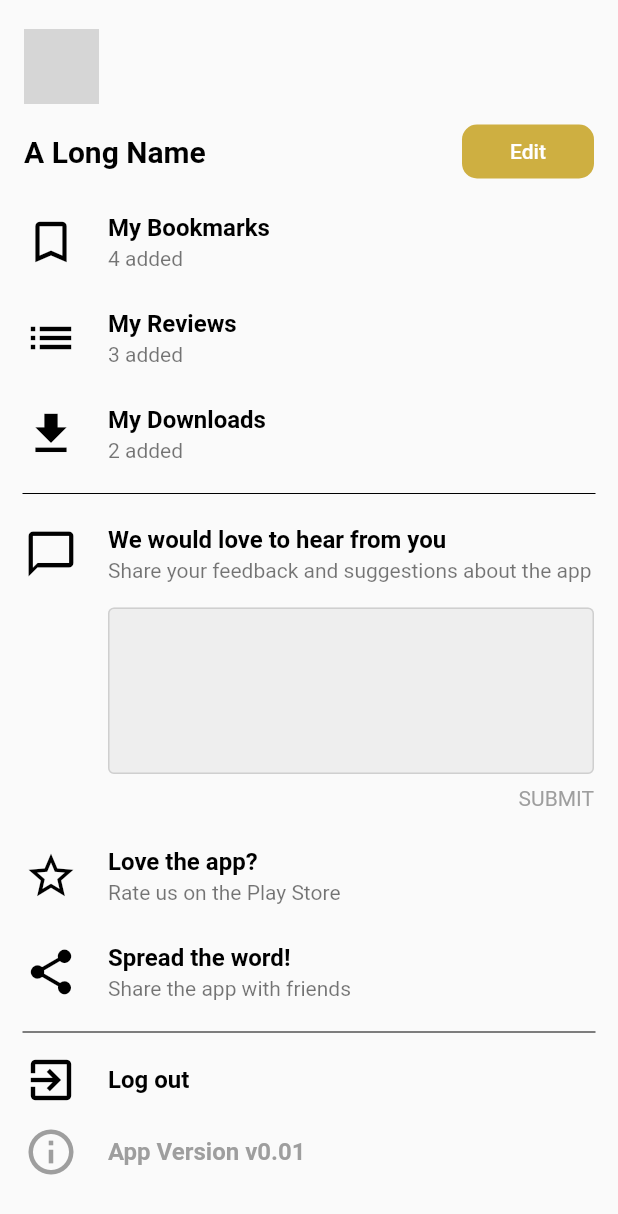
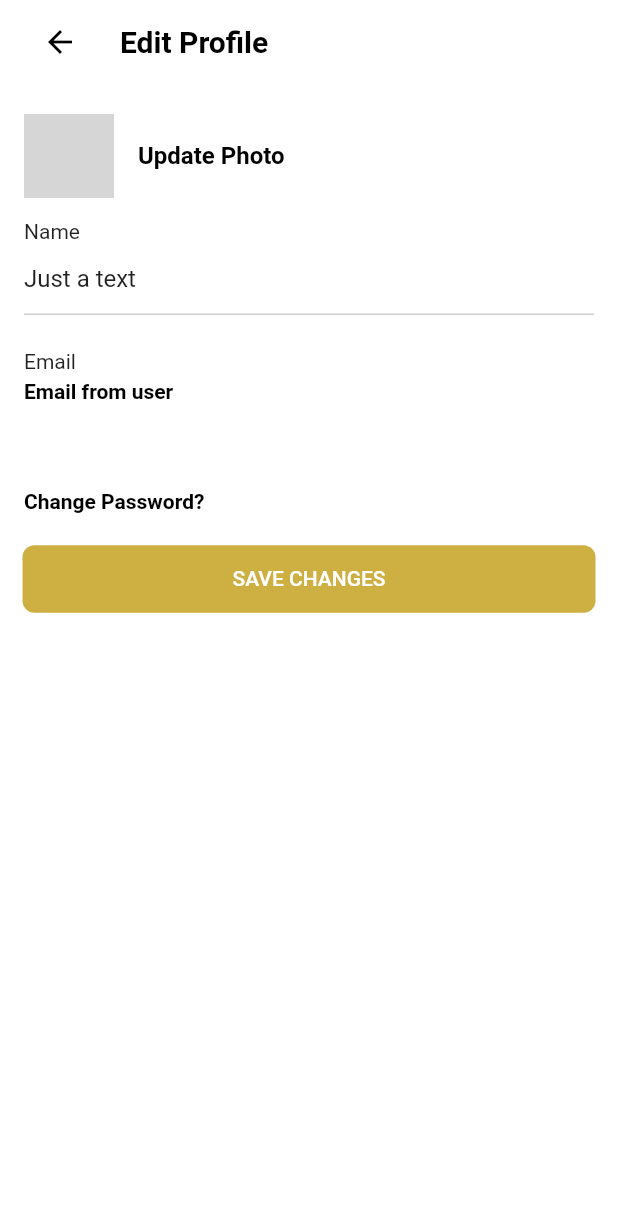
Before and after one commit to Vignesh0404/Monuments-app, a Flutter app: the Profile screen opened directly, after a tap on "Edit", on a phone screen of 412 x 824 dp. Shown: the top 1214 px of the screen. Run offline on Flutter 3.47's test engine with Material 2 defaults, Android fonts, the phone set to English and light mode, and no system bars; our stand-ins replace flutter_icons; network calls fail; Roboto replaces fonts that are missing (OpenSans); grey boxes are pictures that could not be loaded.

Commit message:
Edit Profile page added

```diff
--- a/lib/screens/Profile.dart
+++ b/lib/screens/Profile.dart
@@ -1,5 +1,6 @@
 import 'package:flutter/material.dart';
 import 'package:travelapp/screens/styles.dart';
+import 'package:travelapp/screens/editprofile.dart';
 
 class Profile extends StatefulWidget {
   Profile({Key key}) : super(key: key);
@@ -41,6 +42,9 @@ class _ProfileState extends State<Profile> {
                         borderRadius: BorderRadius.circular(10.0)),
                     onPressed: () {
                       print('Edit Profile clicked');
+                      Navigator.of(context).push(new MaterialPageRoute(
+                                  builder: (BuildContext context) =>
+                                      EditProfile()));
                     },
                     child: Text(
                       'Edit',
--- /dev/null
+++ b/lib/screens/editprofile.dart
@@ -0,0 +1,119 @@
+import 'package:flutter/material.dart';
+import 'package:travelapp/screens/styles.dart';
+
+class EditProfile extends StatefulWidget {
+  EditProfile({Key key}) : super(key: key);
+
+  @override
+  _EditProfileState createState() => _EditProfileState();
+}
+
+class _EditProfileState extends State<EditProfile> {
+  bool _showSaveChanges = true;
+  bool _emailpass = true;
+  final TextEditingController _loginName =
+      TextEditingController(text: ("Just a text"));
+  String oldLoginName = "Just a text";
+  @override
+  Widget build(BuildContext context) {
+    return SafeArea(
+        child: Scaffold(
+            backgroundColor: Colors.white,
+            body: ListView(children: <Widget>[
+              ListTile(
+                leading: IconButton(
+                  // padding: EdgeInsets.all(-1),
+                  icon: Icon(Icons.arrow_back),
+                  color: Colors.black,
+                  onPressed: () {
+                    Navigator.of(context).pop();
+                  },
+                ),
+                title: Text('Edit Profile', style: largeTitleFontStyle),
+              ),
+              Container(height: 20),
+              ListTile(
+                  leading: CircleAvatar(
+                    radius: 30.0,
+                    backgroundImage:
+                        NetworkImage('https://via.placeholder.com/150'),
+                    backgroundColor: Colors.transparent,
+                  ),
+                  title: Text(
+                    'Update Photo',
+                    style: titleFontStyle,
+                  )),
+              Container(
+                height: 10,
+              ),
+              ListTile(
+                title: Text('Name', style: subtitleFontStyle),
+                subtitle: TextField(
+                  cursorColor: Colors.black,
+                  decoration: InputDecoration(
+                      enabledBorder: UnderlineInputBorder(
+                          borderSide: BorderSide(
+                        color: Color(0xFFCFCFCF),
+                      )),
+                      focusedBorder: UnderlineInputBorder(
+                          borderSide:
+                              BorderSide(color: Colors.grey, width: 2))),
+                  controller: _loginName,
+                  onChanged: (text) {
+                    setState(() {
+                      if (_loginName.text == oldLoginName)
+                        _showSaveChanges = false;
+                      else
+                        _showSaveChanges = true;
+                      if (_loginName.text == '') _showSaveChanges = false;
+                    });
+                  },
+                ),
+              ),
+              ListTile(
+                title: Text(
+                  'Email',
+                  style: subtitleFontStyle,
+                ),
+                subtitle: Text(
+                  'Email from user',
+                  style: blackTextStyle,
+                ),
+              ),
+              Container(
+                height: 20,
+              ),
+              ListTile(
+                  title: GestureDetector(
+                child: Text('Change Password?',
+                    style: _emailpass ? blackTextStyle : greyTextStyle),
+                onTap: () {
+                  if (_emailpass) {
+                    print('Reset Password Called');
+                  }
+                },
+              )),
+              _showSaveChanges ? displaySaveButton() : Container()
+            ])));
+  }
+
+  Widget displaySaveButton() {
+    return Padding(
+        padding: EdgeInsets.only(right: 15, left: 15),
+        child: FlatButton(
+            shape: RoundedRectangleBorder(
+              borderRadius: BorderRadius.circular(8.0),
+            ),
+            color: Color(0xFFCEAF41),
+            onPressed: () {
+              print('Save Changes clicked:' + _loginName.text);
+            },
+            child: Center(
+                child: Padding(
+                    padding: EdgeInsets.only(top: 14, bottom: 15),
+                    child: Text(
+                      'SAVE CHANGES',
+                      style: TextStyle(color: Colors.white, fontSize: 14),
+                    )))));
+  }
+}
--- a/lib/screens/signup.dart
+++ b/lib/screens/signup.dart
@@ -91,6 +91,9 @@ class _SignUpState extends State<SignUp> {
                 height: 50,
               ),
               FlatButton(
+                  shape: RoundedRectangleBorder(
+                    borderRadius: BorderRadius.circular(8.0),
+                  ),
                   color: Color(0xFFCEAF41),
                   // color: Colors.black87,
                   onPressed: () {},
--- a/lib/screens/styles.dart
+++ b/lib/screens/styles.dart
@@ -9,6 +9,11 @@ TextStyle titleFontStyle = TextStyle(
     fontFamily: 'OpenSans',
     color: Colors.black,
     fontSize: 16,
+    fontWeight: FontWeight.w600);
+TextStyle largeTitleFontStyle = TextStyle(
+    fontSize: 20,
+    color: Colors.black,
+    fontFamily: 'OpenSans',
     fontWeight: FontWeight.w600);
 
 TextStyle greytitleFontStyle = TextStyle(
@@ -31,6 +36,12 @@ TextStyle blackTextStyle = TextStyle(
     fontSize: 14,
     color: Colors.black,
     fontWeight: FontWeight.w600);
+TextStyle greyTextStyle = TextStyle(
+    fontFamily: 'OpenSans',
+    fontSize: 16,
+    color: Color(0xFF565656),
+    fontWeight: FontWeight.w600);
+
 TextStyle appBarTextStyle = TextStyle(
     fontFamily: 'OpenSans',
     fontSize: 20,
```
